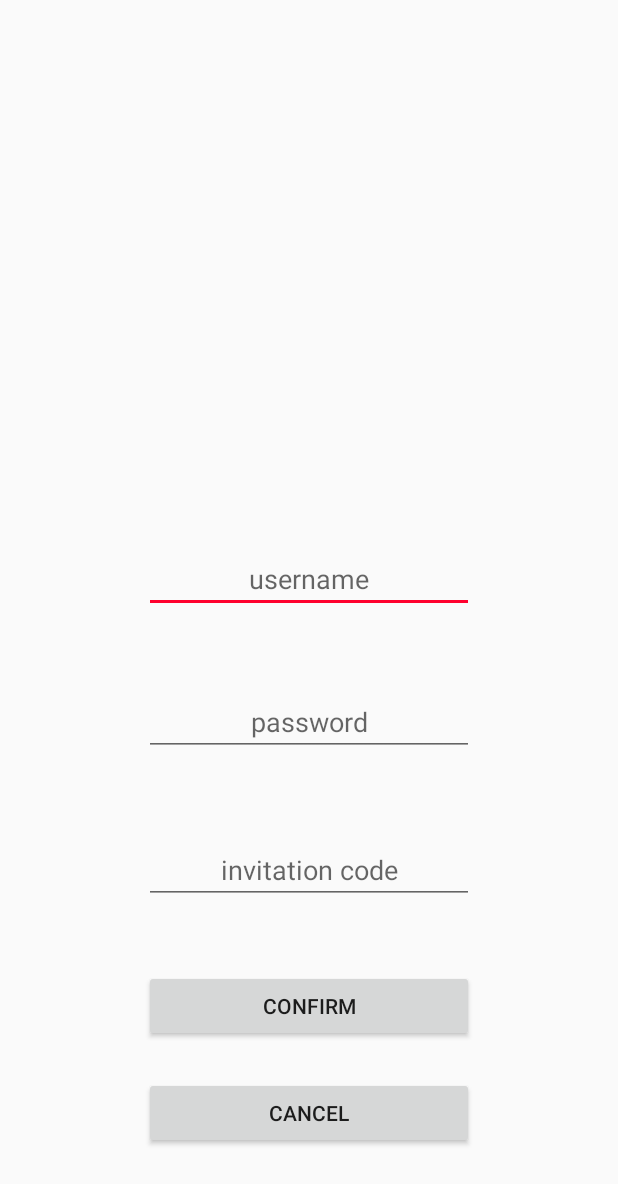
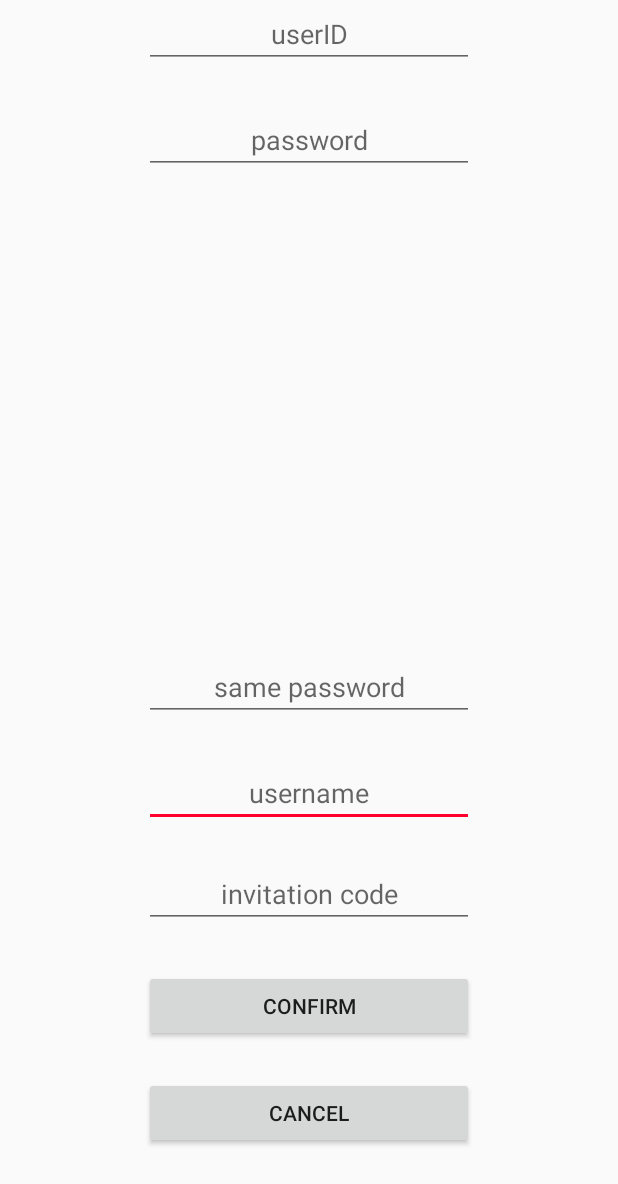
Before and after one commit to fcu-d0308810/FinalProgarm_Network, an Android app: the Register_page screen opened directly, with no data from a screen before it, on a phone screen of 412 x 824 dp. Shown: the top 1184 px of the screen. Run offline under Robolectric (Android 15) with nearby library versions, the phone set to English and light mode, and no system bars.

Commit message:
資料庫連線修改

```diff
--- a/app/src/main/java/com/example/ihaveadream0528/finalprogarm/Message_fragment.java
+++ b/app/src/main/java/com/example/ihaveadream0528/finalprogarm/Message_fragment.java
@@ -52,7 +52,7 @@ public class Message_fragment extends Fragment
                 if(!input_text.getText().toString().equals("")){
                     Message message = new Message(input_text.getText().toString(),User.getEmail());
                     DatabaseReference databaseReference = FirebaseDatabase.getInstance().getReference()
-                            .child("message").child("message"+ message.getMessageTime());
+                            .child("TEST0919").child("message").child("message"+ message.getMessageTime());
                     databaseReference.setValue(message);
                     input_text.setText("");
                 }
@@ -62,7 +62,7 @@ public class Message_fragment extends Fragment
         return rootView;
     }
     private void CheckUpdate(){
-        update = FirebaseDatabase.getInstance().getReference().child("message");
+        update = FirebaseDatabase.getInstance().getReference().child("TEST0919").child("message");
         update.addChildEventListener(new ChildEventListener() {
             @Override
             public void onChildAdded(DataSnapshot dataSnapshot, String s) {
--- a/app/src/main/res/layout/register_page.xml
+++ b/app/src/main/res/layout/register_page.xml
@@ -10,27 +10,44 @@
         android:hint="username"
         android:textAlignment="center"
         android:layout_height="wrap_content"
-        android:layout_above="@+id/password_edittext"
-        android:layout_centerHorizontal="true"
-        android:layout_marginBottom="50dp" />
+        android:layout_marginBottom="22dp"
+        android:layout_above="@+id/invitationCode_edittext"
+        android:layout_centerHorizontal="true" />
     <EditText
         android:layout_width="220dp"
         android:layout_height="wrap_content"
         android:hint="password"
         android:textAlignment="center"
+        android:layout_marginTop="25dp"
         android:id="@+id/password_edittext"
-        android:layout_marginBottom="53dp"
-        android:layout_above="@+id/invitationCode_edittext"
+        android:layout_below="@+id/userid_edittext"
         android:layout_alignStart="@+id/username_edittext" />
+    <EditText
+        android:layout_width="220dp"
+        android:layout_height="wrap_content"
+        android:hint="same password"
+        android:textAlignment="center"
+        android:id="@+id/check_password_edittext"
+        android:layout_above="@+id/username_edittext"
+        android:layout_alignStart="@+id/password_edittext"
+        android:layout_marginBottom="25dp" />
+    <EditText
+        android:layout_width="220dp"
+        android:layout_height="wrap_content"
+        android:id="@+id/userid_edittext"
+        android:textAlignment="center"
+        android:hint="userID"
+        android:layout_alignParentTop="true"
+        android:layout_alignStart="@+id/password_edittext" />
     <EditText
         android:layout_width="220dp"
         android:layout_height="wrap_content"
         android:hint="invitation code"
         android:textAlignment="center"
         android:id="@+id/invitationCode_edittext"
-        android:layout_marginBottom="44dp"
+        android:layout_marginBottom="28dp"
         android:layout_above="@+id/confirm_button"
-        android:layout_alignStart="@+id/password_edittext" />
+        android:layout_alignStart="@+id/username_edittext" />
     <Button
         android:layout_width="220dp"
         android:layout_height="wrap_content"
```
